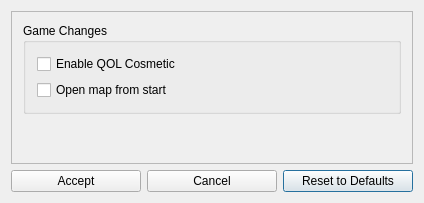
Before: the Qt Designer form randovania/gui/ui_files/prime_cosmetic_patches_dialog.ui in randovania/randovania, drawn with Qt 5.
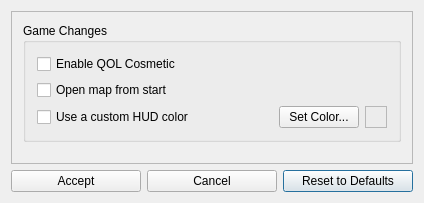
After: the same form once the commit is applied.

Commit message: Added support for HUD color as a cosmetic option for Prime 1

What changed in the file:
```diff
--- a/randovania/gui/ui_files/prime_cosmetic_patches_dialog.ui
+++ b/randovania/gui/ui_files/prime_cosmetic_patches_dialog.ui
@@ -70,6 +70,61 @@
             </property>
            </widget>
           </item>
+          <item>
+           <layout class="QHBoxLayout" name="hud_color_layout">
+            <property name="spacing">
+             <number>6</number>
+            </property>
+            <item>
+             <widget class="QCheckBox" name="custom_hud_color">
+              <property name="text">
+               <string>Use a custom HUD color</string>
+              </property>
+             </widget>
+            </item>
+            <item>
+             <widget class="QPushButton" name="custom_hud_color_button">
+              <property name="sizePolicy">
+               <sizepolicy hsizetype="Maximum" vsizetype="Fixed">
+                <horstretch>0</horstretch>
+                <verstretch>0</verstretch>
+               </sizepolicy>
+              </property>
+              <property name="text">
+               <string>Set Color...</string>
+              </property>
+             </widget>
+            </item>
+            <item>
+             <widget class="QFrame" name="custom_hud_color_square">
+              <property name="sizePolicy">
+               <sizepolicy hsizetype="Fixed" vsizetype="Fixed">
+                <horstretch>0</horstretch>
+                <verstretch>0</verstretch>
+               </sizepolicy>
+              </property>
+              <property name="minimumSize">
+               <size>
+                <width>22</width>
+                <height>22</height>
+               </size>
+              </property>
+              <property name="autoFillBackground">
+               <bool>false</bool>
+              </property>
+              <property name="frameShape">
+               <enum>QFrame::StyledPanel</enum>
+              </property>
+              <property name="frameShadow">
+               <enum>QFrame::Raised</enum>
+              </property>
+              <property name="lineWidth">
+               <number>1</number>
+              </property>
+             </widget>
+            </item>
+           </layout>
+          </item>
          </layout>
         </widget>
        </item>
```
The commit also changes 3 other files.
